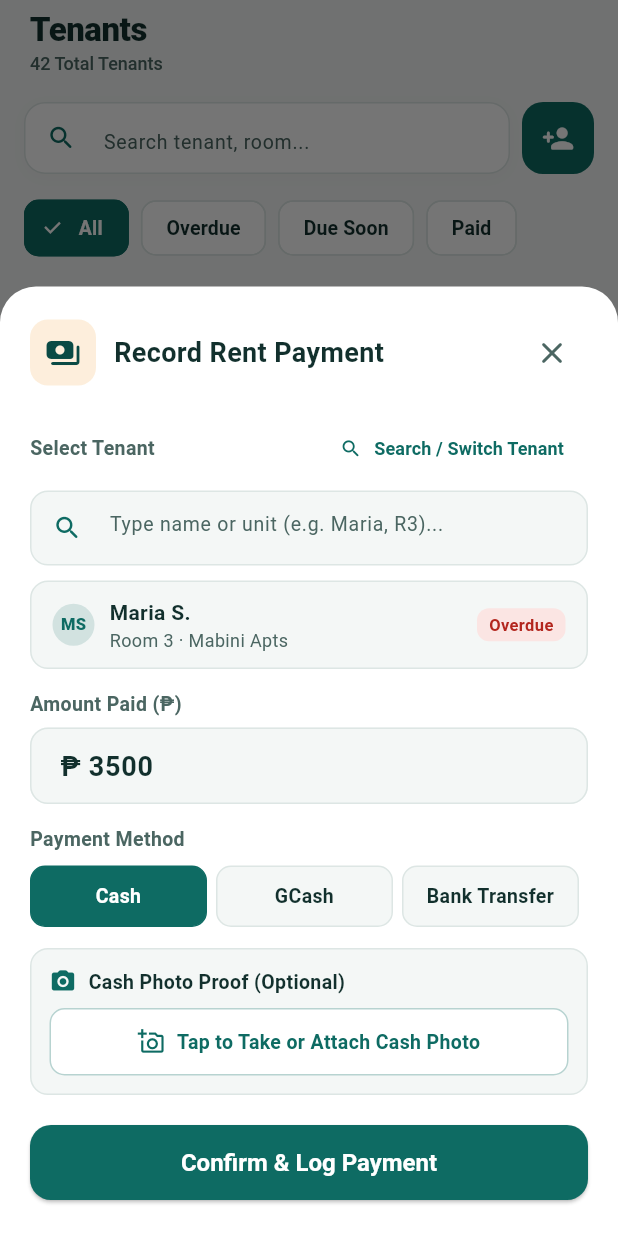
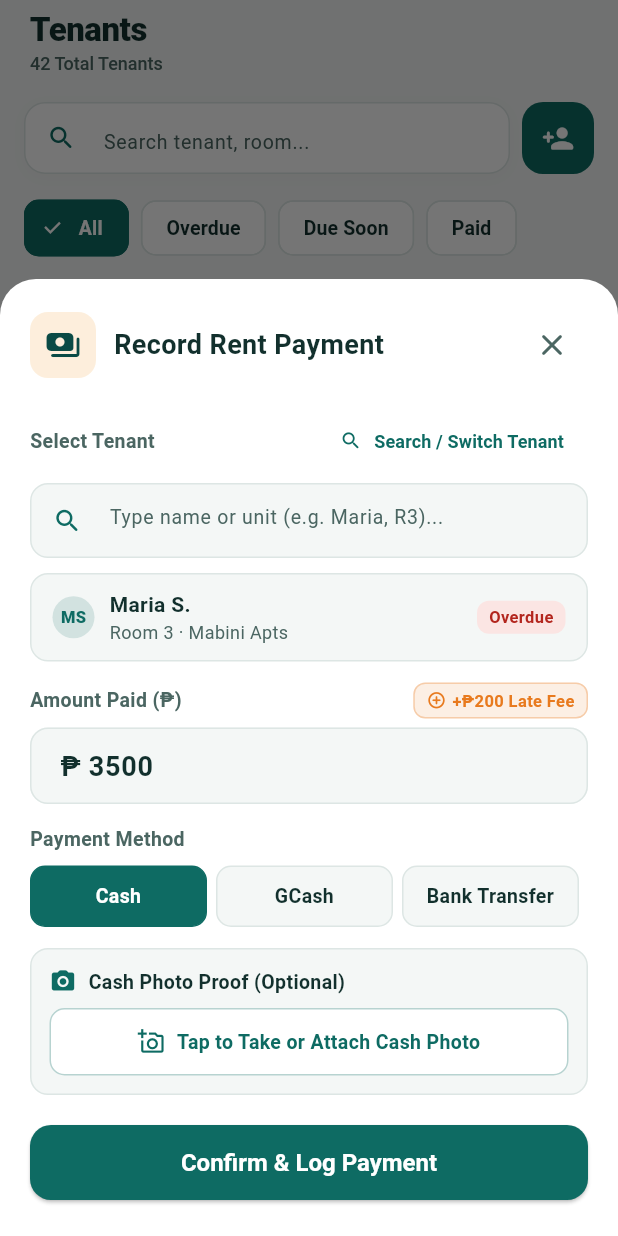
Before and after one commit to Watot12345/Tenera, a Flutter app: the HomeScreen screen opened directly, item 3 of the bottom bar chosen, after a tap on "Record Payment", on a phone screen of 412 x 824 dp. Run offline on Flutter 3.47's test engine with Material 3 defaults, Android fonts, the phone set to English and light mode, and no system bars; our stand-ins replace cloud_firestore, firebase_core, google_mobile_ads, package_info_plus, shared_preferences, sqflite and 1 more; accounts and stored records are empty; network calls fail.

Commit message:
ux(clean-ui): streamline action buttons and dialogs without redundant explanatory text
- Added 1-tap late-fee chip toggle in Record Payment modal that automatically adds or excludes overdue penalty without manual math.
- Removed verbose instructional helperText from late-fee rule dialog fields and switches.
- Streamlined tenant action sheet by removing redundant subtitles, keeping actions clean and concise.
- Shortened waiver action button in Statement of Account to clean, modern toggle labels.

```diff
--- a/lib/screens/home_screen.dart
+++ b/lib/screens/home_screen.dart
@@ -482,9 +482,67 @@ class _HomeScreenState extends State<HomeScreen> {
                     const SizedBox(height: 14),
 
                     // Amount
-                    Text(
-                      'Amount Paid (₱)',
-                      style: TextStyle(fontSize: 13, fontWeight: FontWeight.w600, color: AppTheme.getInkMutedColor(context)),
+                    Row(
+                      mainAxisAlignment: MainAxisAlignment.spaceBetween,
+                      children: [
+                        Text(
+                          'Amount Paid (₱)',
+                          style: TextStyle(fontSize: 13, fontWeight: FontWeight.w600, color: AppTheme.getInkMutedColor(context)),
+                        ),
+                        if (selected.calculateLateFee() > 0)
+                          InkWell(
+                            key: const Key('btn_chip_toggle_late_fee'),
+                            borderRadius: BorderRadius.circular(8),
+                            onTap: () {
+                              setSheetState(() {
+                                if (amountController.text == selected.totalDueWithLateFee.toString()) {
+                                  amountController.text = selected.amount.toString();
+                                } else {
+                                  amountController.text = selected.totalDueWithLateFee.toString();
+                                }
+                              });
+                            },
+                            child: Container(
+                              padding: const EdgeInsets.symmetric(horizontal: 8, vertical: 3),
+                              decoration: BoxDecoration(
+                                color: amountController.text == selected.totalDueWithLateFee.toString()
+                                    ? AppTheme.primary.withValues(alpha: 0.12)
+                                    : AppTheme.accentOrange.withValues(alpha: 0.12),
+                                borderRadius: BorderRadius.circular(8),
+                                border: Border.all(
+                                  color: amountController.text == selected.totalDueWithLateFee.toString()
+                                      ? AppTheme.primary.withValues(alpha: 0.3)
+                                      : AppTheme.accentOrange.withValues(alpha: 0.3),
+                                ),
+                              ),
+                              child: Row(
+                                mainAxisSize: MainAxisSize.min,
+                                children: [
+                                  Icon(
+                                    amountController.text == selected.totalDueWithLateFee.toString()
+                                        ? Icons.check_circle_rounded
+                                        : Icons.add_circle_outline_rounded,
+                                    size: 13,
+                                    color: amountController.text == selected.totalDueWithLateFee.toString()
+                                        ? AppTheme.primary
+                                        : AppTheme.accentOrange,
+                                  ),
+                                  const SizedBox(width: 4),
+                                  Text(
+                                    '+₱${selected.calculateLateFee()} Late Fee',
+                                    style: TextStyle(
+                                      fontSize: 11,
+                                      fontWeight: FontWeight.w700,
+                                      color: amountController.text == selected.totalDueWithLateFee.toString()
+                                          ? AppTheme.primary
+                                          : AppTheme.accentOrange,
+                                    ),
+                                  ),
+                                ],
+                              ),
+                            ),
+                          ),
+                      ],
                     ),
                     const SizedBox(height: 6),
                     TextField(
```
Also changed, not shown: lib/screens/tabs/tenants_tab.dart (+10 -18 lines).
